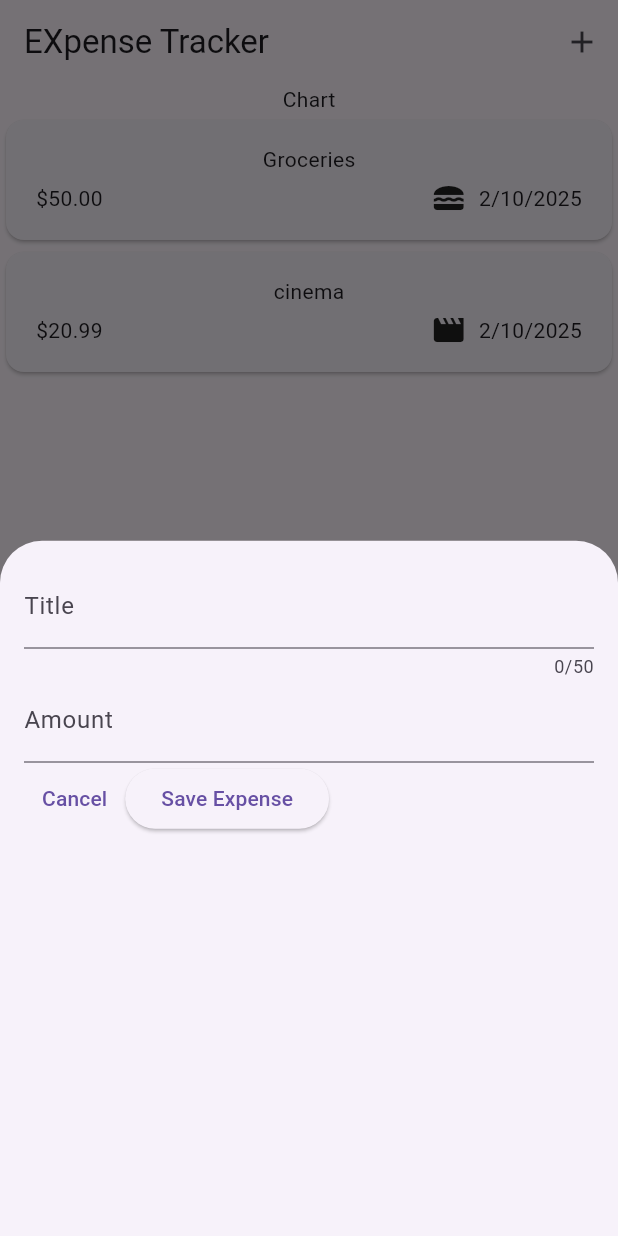
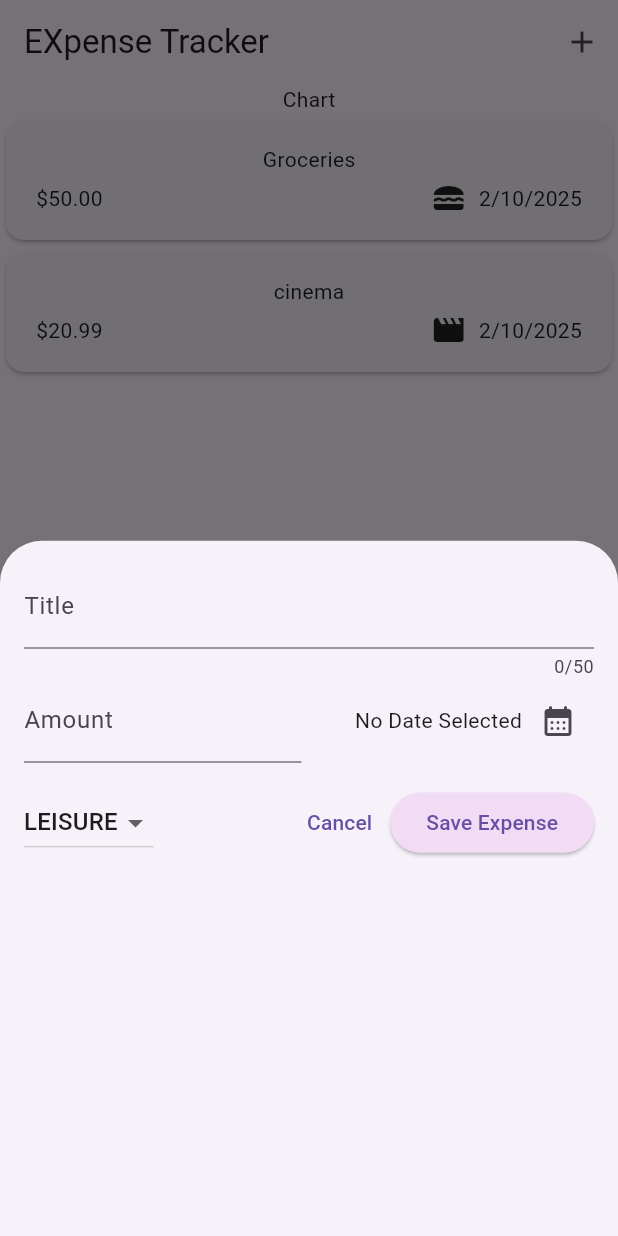
Before and after one commit to Mostafa-Awaad/EXpense_Tracker_App, a Flutter app: the screen it shows after launch, after a tap on the "add" icon, on a phone screen of 412 x 824 dp. Run offline on Flutter 3.47's test engine with Material 3 defaults, Android fonts, the phone set to English and light mode, and no system bars.

Commit message:
Add overlay functionality to add new expense and save it

```diff
--- a/lib/widgets/expenses.dart
+++ b/lib/widgets/expenses.dart
@@ -30,8 +30,14 @@ class _ExpensesState extends State<Expenses> {
   void _openAddExpenseOverlay(){
     showModalBottomSheet(
       context: context,
-      builder: (ctx) => const NewExpense(),
+      builder: (ctx) => NewExpense(onAddExpense: _addNewExpense),
       );
+  }
+  //Function to add new expense
+  void _addNewExpense(Expense expense){
+    setState((){
+      _registeredExpenses.add(expense);
+    });
   }
   @override
   Widget build(BuildContext context) {
--- a/lib/widgets/new_expense.dart
+++ b/lib/widgets/new_expense.dart
@@ -1,9 +1,10 @@
+import 'package:expenses_tracker/models/expense.dart';
 import 'package:flutter/material.dart';
 
-var _enteredTitle = '';
 
 class NewExpense extends StatefulWidget {
-  const NewExpense({super.key});
+  const NewExpense({super.key, required this.onAddExpense});
+  final void Function(Expense expense) onAddExpense;
   @override
   State<NewExpense> createState() {
     return _NewExpenseState();
@@ -11,8 +12,64 @@ class NewExpense extends StatefulWidget {
 }
 
 class _NewExpenseState extends State<NewExpense> {
+  // TextEditingController is a class that is used to control the text field
+  // Creating _titleController object from TextEditingController class
   final _titleController = TextEditingController();
   final _amountController = TextEditingController();
+  DateTime? _selectedDate;
+  Category _selectedCategory = Category.leisure;
+
+  void _presentDatePicker() async {
+    final now = DateTime.now();
+    final firstDate = DateTime(now.year - 1, now.month, now.day);
+    final pickedDate = await showDatePicker(
+      context: context,
+      initialDate: now,
+      firstDate: firstDate,
+      lastDate: now,
+    );
+    setState(() {
+      _selectedDate = pickedDate;
+    });
+  }
+
+  void _submitNewExpense() {
+    final _enteredTitle =
+        _titleController.text.trim(); // using trim() to remove white spaces
+    // double.tryParse('Hello') => null, double.tryParse('11.2') => 11.2
+    final _enteredAmount = double.tryParse(_amountController.text);
+    final _AmountInvalid = _enteredAmount == null || _enteredAmount <= 0;
+
+    if (_enteredTitle.isEmpty || _AmountInvalid || _selectedDate == null) {
+      showDialog(
+        context: context,
+        builder: (ctx) => AlertDialog(
+          title: const Text('Invalid Input'),
+          content:
+              const Text('Please enter valid title, amount, date and category'),
+          actions: [
+            TextButton(
+              child: const Text('Okay'),
+              onPressed: () {
+                Navigator.pop(ctx);
+              },
+            )
+          ],
+        ),
+      );
+      return;
+    }
+    // Save the new expense
+    widget.onAddExpense(Expense(
+        title: _titleController.text,
+        amount: _enteredAmount,
+        date: _selectedDate!,
+        category: _selectedCategory));
+  }
+
+  // dispose method is from the stateful widget methods that is called when the widget is
+  // about to be removed from the widget tree
+  // otherwise it will cause memory leak, because the controller will still be in memory
   @override
   void dispose() {
     // TODO: implement dispose
@@ -34,7 +91,10 @@ class _NewExpenseState extends State<NewExpense> {
               label: Text('Title'),
             ),
           ),
-          TextField(
+          Row(
+            children: [
+              Expanded(
+                child: TextField(
                   controller: _amountController,
                   keyboardType: TextInputType.number,
                   decoration: const InputDecoration(
@@ -42,17 +102,59 @@ class _NewExpenseState extends State<NewExpense> {
                     label: Text('Amount'),
                   ),
                 ),
+              ),
+              const SizedBox(width: 10),
+              Expanded(
+                child: Row(
+                  mainAxisAlignment: MainAxisAlignment.end,
+                  crossAxisAlignment: CrossAxisAlignment.center,
+                  children: [
+                    Text(_selectedDate == null
+                        ? 'No Date Selected'
+                        : formatter.format(_selectedDate!)),
+                    IconButton(
+                      onPressed: _presentDatePicker,
+                      icon: const Icon(Icons.calendar_month_rounded),
+                    ),
+                  ],
+                ),
+              )
+            ],
+          ),
+          const SizedBox(height: 16),
           Row(
             children: [
+              DropdownButton(
+                  value: _selectedCategory,
+                  items: Category.values
+                      .map(
+                        (category) => DropdownMenuItem(
+                          value: category,
+                          child: Text(category.name.toUpperCase()),
+                        ),
+                      )
+                      .toList(),
+                  onChanged: (value) {
+                    setState(() {
+                      if (value == null) {
+                        return;
+                      }
+                      _selectedCategory = value;
+                    });
+                  }),
+              const Spacer(),
               TextButton(
-                onPressed: () {},
+                onPressed: () {
+                  Navigator.pop(context);
+                },
                 child: Text("Cancel"),
               ),
               ElevatedButton(
-                onPressed: () {
-                  print(_titleController.text);
-                  print(_amountController);
-                },
+                onPressed: _submitNewExpense,
+                style: ButtonStyle(
+                  backgroundColor: WidgetStateProperty.all(
+                      const Color.fromARGB(255, 242, 220, 245)),
+                ),
                 child: Text("Save Expense"),
               ),
             ],
```
Lines whose indentation alone changed are shown as unchanged.
